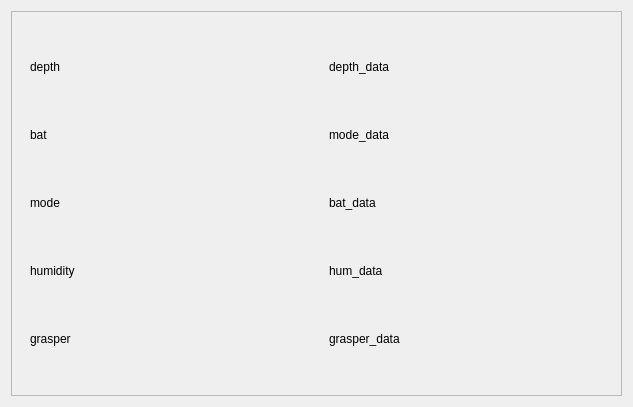
This is UiFiles/boatData.ui in knr-auv/PC_GUI as Qt 5 draws it before an edit. The edited form follows.
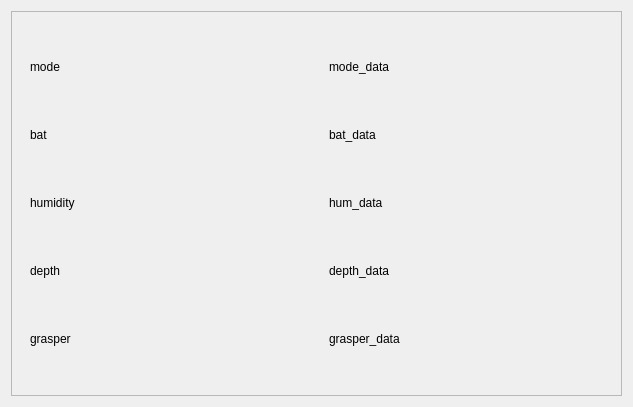
This is the edited form.

```diff
--- a/UiFiles/boatData.ui
+++ b/UiFiles/boatData.ui
@@ -50,56 +50,6 @@
          </sizepolicy>
         </property>
         <layout class="QVBoxLayout" name="verticalLayout">
-         <item>
-          <widget class="QLabel" name="l_depth">
-           <property name="sizePolicy">
-            <sizepolicy hsizetype="Preferred" vsizetype="MinimumExpanding">
-             <horstretch>0</horstretch>
-             <verstretch>0</verstretch>
-            </sizepolicy>
-           </property>
-           <property name="minimumSize">
-            <size>
-             <width>0</width>
-             <height>30</height>
-            </size>
-           </property>
-           <property name="maximumSize">
-            <size>
-             <width>16777215</width>
-             <height>50</height>
-            </size>
-           </property>
-           <property name="text">
-            <string>depth</string>
-           </property>
-          </widget>
-         </item>
-         <item>
-          <widget class="QLabel" name="l_bat">
-           <property name="sizePolicy">
-            <sizepolicy hsizetype="Preferred" vsizetype="MinimumExpanding">
-             <horstretch>0</horstretch>
-             <verstretch>0</verstretch>
-            </sizepolicy>
-           </property>
-           <property name="minimumSize">
-            <size>
-             <width>0</width>
-             <height>30</height>
-            </size>
-           </property>
-           <property name="maximumSize">
-            <size>
-             <width>16777215</width>
-             <height>50</height>
-            </size>
-           </property>
-           <property name="text">
-            <string>bat</string>
-           </property>
-          </widget>
-         </item>
          <item>
           <widget class="QLabel" name="l_mode">
            <property name="sizePolicy">
@@ -125,6 +75,31 @@
            </property>
           </widget>
          </item>
+         <item>
+          <widget class="QLabel" name="l_bat">
+           <property name="sizePolicy">
+            <sizepolicy hsizetype="Preferred" vsizetype="MinimumExpanding">
+             <horstretch>0</horstretch>
+             <verstretch>0</verstretch>
+            </sizepolicy>
+           </property>
+           <property name="minimumSize">
+            <size>
+             <width>0</width>
+             <height>30</height>
+            </size>
+           </property>
+           <property name="maximumSize">
+            <size>
+             <width>16777215</width>
+             <height>50</height>
+            </size>
+           </property>
+           <property name="text">
+            <string>bat</string>
+           </property>
+          </widget>
+         </item>
          <item>
           <widget class="QLabel" name="l_humidity">
            <property name="sizePolicy">
@@ -150,6 +125,31 @@
            </property>
           </widget>
          </item>
+         <item>
+          <widget class="QLabel" name="l_depth">
+           <property name="sizePolicy">
+            <sizepolicy hsizetype="Preferred" vsizetype="MinimumExpanding">
+             <horstretch>0</horstretch>
+             <verstretch>0</verstretch>
+            </sizepolicy>
+           </property>
+           <property name="minimumSize">
+            <size>
+             <width>0</width>
+             <height>30</height>
+            </size>
+           </property>
+           <property name="maximumSize">
+            <size>
+             <width>16777215</width>
+             <height>50</height>
+            </size>
+           </property>
+           <property name="text">
+            <string>depth</string>
+           </property>
+          </widget>
+         </item>
          <item>
           <widget class="QLabel" name="l_grasper">
            <property name="sizePolicy">
@@ -187,31 +187,6 @@
          </sizepolicy>
         </property>
         <layout class="QVBoxLayout" name="verticalLayout_2">
-         <item>
-          <widget class="QLabel" name="depth_data">
-           <property name="sizePolicy">
-            <sizepolicy hsizetype="Preferred" vsizetype="MinimumExpanding">
-             <horstretch>0</horstretch>
-             <verstretch>0</verstretch>
-            </sizepolicy>
-           </property>
-           <property name="minimumSize">
-            <size>
-             <width>0</width>
-             <height>30</height>
-            </size>
-           </property>
-           <property name="maximumSize">
-            <size>
-             <width>16777215</width>
-             <height>50</height>
-            </size>
-           </property>
-           <property name="text">
-            <string>depth_data</string>
-           </property>
-          </widget>
-         </item>
          <item>
           <widget class="QLabel" name="mode_data">
            <property name="sizePolicy">
@@ -293,6 +268,31 @@
            </property>
           </widget>
          </item>
+         <item>
+          <widget class="QLabel" name="depth_data">
+           <property name="sizePolicy">
+            <sizepolicy hsizetype="Preferred" vsizetype="MinimumExpanding">
+             <horstretch>0</horstretch>
+             <verstretch>0</verstretch>
+            </sizepolicy>
+           </property>
+           <property name="minimumSize">
+            <size>
+             <width>0</width>
+             <height>30</height>
+            </size>
+           </property>
+           <property name="maximumSize">
+            <size>
+             <width>16777215</width>
+             <height>50</height>
+            </size>
+           </property>
+           <property name="text">
+            <string>depth_data</string>
+           </property>
+          </widget>
+         </item>
          <item>
           <widget class="QLabel" name="grasper_data">
            <property name="sizePolicy">
```
